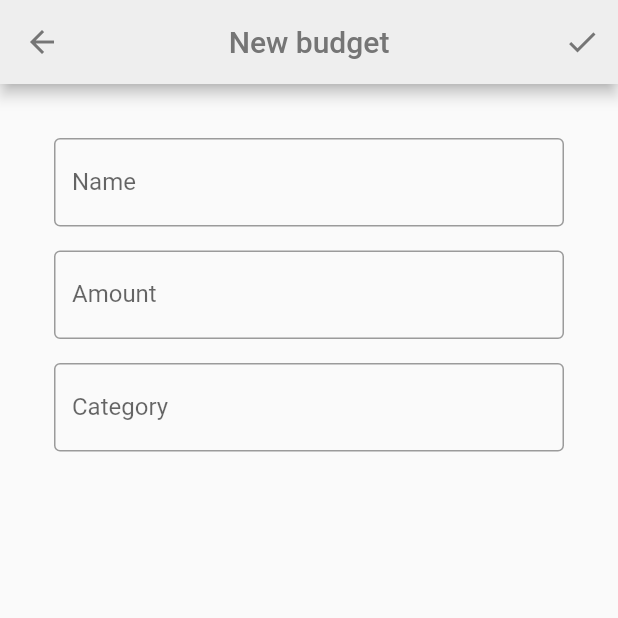
After one commit to foivz/24sata-hackathon-2022-repo2-code-monkeys-1, a Flutter app: the BudgetScreen screen opened directly, after a tap on "Add Budget", on a phone screen of 412 x 824 dp, the top half of it. The commit adds this screen. Run offline on Flutter 3.47's test engine with Material 2 defaults, Android fonts, the phone set to English and light mode, and no system bars; our stand-ins replace cloud_firestore, decimal, firebase_auth, firebase_core, flutter_signin_button, getwidget and 3 more; accounts and stored records are empty; Roboto replaces fonts that are missing (Ubuntu).

Commit message:
budget screen

```diff
--- a/lib/pages/budget_screen.dart
+++ b/lib/pages/budget_screen.dart
@@ -1,4 +1,5 @@
 import 'package:flutter/material.dart';
+import 'package:monkey/pages/create_budget_screen.dart';
 
 class BudgetScreen extends StatefulWidget {
   const BudgetScreen({Key? key}) : super(key: key);
@@ -47,6 +48,16 @@ class _BudgetScreenState extends State<BudgetScreen>
             controller: _tabController,
           ),
         ),
-        body: TabBarView(controller: _tabController, children: _kTabPages));
+        body: TabBarView(controller: _tabController, children: _kTabPages),
+        floatingActionButton: FloatingActionButton.extended(
+            onPressed: (() {
+              Navigator.push<void>(
+                context,
+                MaterialPageRoute<void>(
+                  builder: (BuildContext context) => const CreateBudgetScreen(),
+                ),
+              );
+            }),
+            label: const Text('Add Budget')));
   }
 }
--- /dev/null
+++ b/lib/pages/create_budget_screen.dart
@@ -0,0 +1,53 @@
+import 'package:flutter/material.dart';
+
+class CreateBudgetScreen extends StatefulWidget {
+  const CreateBudgetScreen({Key? key}) : super(key: key);
+
+  @override
+  State<CreateBudgetScreen> createState() => _CreateBudgetScreenState();
+}
+
+class _CreateBudgetScreenState extends State<CreateBudgetScreen> {
+  @override
+  Widget build(BuildContext context) {
+    return Scaffold(
+      appBar: AppBar(
+        backgroundColor: Colors.grey[200],
+        foregroundColor: Colors.grey[600],
+        title: Text('New budget'),
+        centerTitle: true,
+        actions: [
+          IconButton(
+              onPressed: () {
+                Navigator.pop(context);
+              },
+              icon: Icon(Icons.check))
+        ],
+      ),
+      body: Container(
+      margin: EdgeInsets.all(36),
+      child:  Column(
+        children: [
+        const TextField(
+            decoration: InputDecoration(
+          border: OutlineInputBorder(),
+          labelText: 'Name',
+        )),
+        const SizedBox(height: 16),
+        const TextField(
+          decoration: InputDecoration(
+            border: OutlineInputBorder(),
+            labelText: 'Amount',
+          ),
+          keyboardType: TextInputType.number,
+        ),
+        const SizedBox(height: 16),
+        const TextField(
+            decoration: InputDecoration(
+          border: OutlineInputBorder(),
+          labelText: 'Category',
+        )),
+      ]),)
+    );
+  }
+}
```
